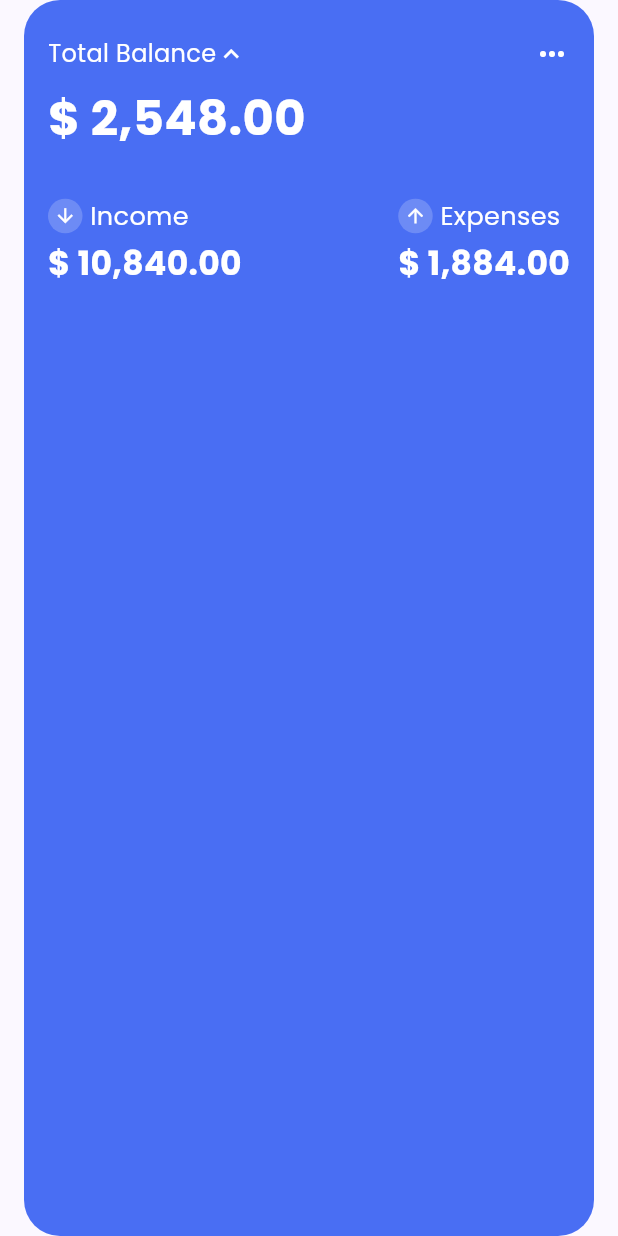
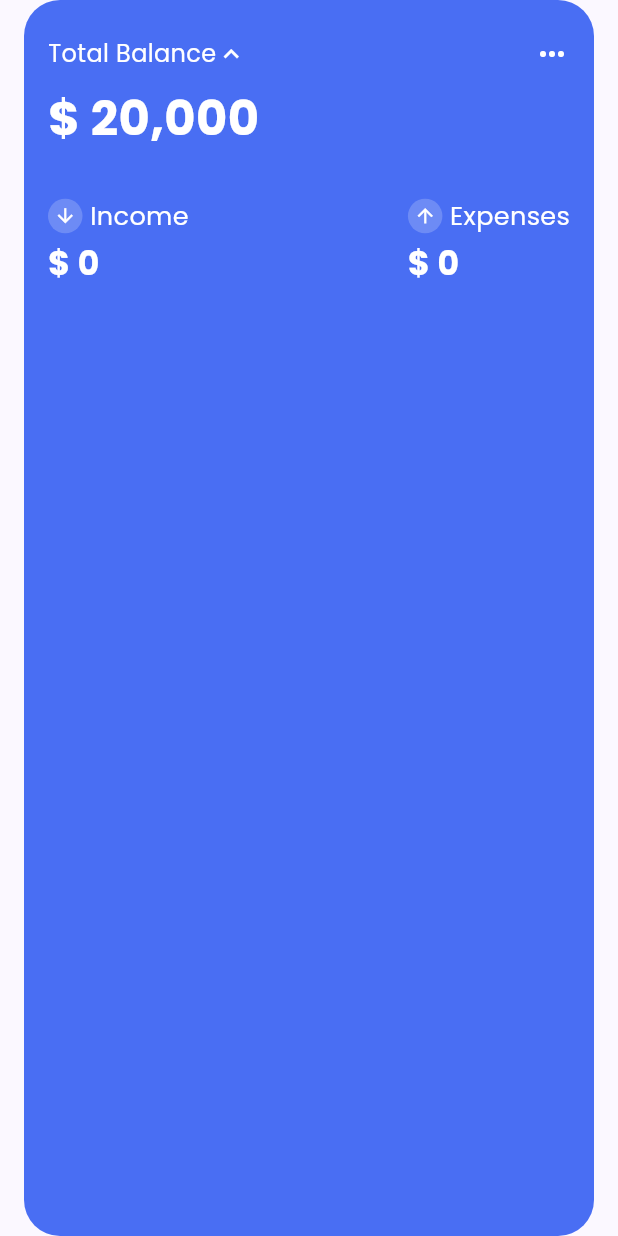
Before and after one commit to AhmedEzio47/expense_tracker_lite, a Flutter app: the BalanceCard widget shown alone on an empty page, opened directly, on a phone screen of 412 x 824 dp. Run offline on Flutter 3.47's test engine with Material 3 defaults, Android fonts, the phone set to English and light mode, and no system bars; our stand-ins replace dartz, drift, equatable, flutter_bloc, flutter_hooks, get_it and 1 more; missing offline and left inert: flutter_common_package; accounts and stored records are empty; generated files the repository leaves out were written again; statements that could not run were skipped.

Commit message:
feat: implement the logic for balance summary info

```diff
--- a/lib/core/constants.dart
+++ b/lib/core/constants.dart
@@ -1,3 +1,3 @@
 const String kUserName = 'Ahmed Nabil';
-const double initialBalance = 20000;
+const double kInitialBalance = 20000;
 const kPerPage = 8;
--- /dev/null
+++ b/lib/core/extensions/context_extensions.dart
@@ -0,0 +1,11 @@
+import 'package:expense_tracker_lite/presentation/screens/dashboard/bloc/expenses/expenses_bloc.dart';
+import 'package:expense_tracker_lite/presentation/screens/dashboard/bloc/summary/summary_bloc.dart';
+import 'package:flutter/material.dart';
+import 'package:flutter_bloc/flutter_bloc.dart';
+
+extension DashboardExpensesList on BuildContext {
+  bool get shouldShowBalanceCard {
+    return !select((ExpensesBloc bloc) => bloc.state.isListExpanded) &&
+        select((SummaryBloc bloc) => bloc.state.totalExpenses != null);
+  }
+}
--- a/lib/data/repos/expenses/expenses_repo.dart
+++ b/lib/data/repos/expenses/expenses_repo.dart
@@ -5,4 +5,6 @@ import 'package:expense_tracker_lite/data/models/expense_model.dart';
 abstract interface class ExpensesRepo {
   Result<void> addExpense(ExpenseModel expense);
   Result<List<ExpenseModel>> getExpenses(int page, ExpenseFilter filter);
+  Result<double> getTotalExpenses();
+  Result<double> getTotalIncome();
 }
--- a/lib/data/repos/expenses/expenses_repo_impl.dart
+++ b/lib/data/repos/expenses/expenses_repo_impl.dart
@@ -61,4 +61,38 @@ class ExpensesRepoImpl implements ExpensesRepo {
       return Left(AppException.fromException(ex));
     }
   }
+
+  @override
+  Result<double> getTotalExpenses() async {
+    try {
+      final query = database.expensesTable.selectOnly()
+        ..addColumns([database.expensesTable.amount])
+        ..where(database.expensesTable.isIncome.equals(false));
+      final result = await query.get();
+      final total = result.fold<double>(
+        0.0,
+        (sum, row) => sum + (row.read(database.expensesTable.amount) ?? 0.0),
+      );
+      return Right(total);
+    } catch (ex) {
+      return Left(AppException.fromException(ex));
+    }
+  }
+
+  @override
+  Result<double> getTotalIncome() async {
+    try {
+      final query = database.expensesTable.selectOnly()
+        ..addColumns([database.expensesTable.amount])
+        ..where(database.expensesTable.isIncome.equals(true));
+      final result = await query.get();
+      final total = result.fold<double>(
+        0.0,
+        (sum, row) => sum + (row.read(database.expensesTable.amount) ?? 0.0),
+      );
+      return Right(total);
+    } catch (ex) {
+      return Left(AppException.fromException(ex));
+    }
+  }
 }
--- a/lib/di/blocs_di.dart
+++ b/lib/di/blocs_di.dart
@@ -1,9 +1,11 @@
 import 'package:expense_tracker_lite/presentation/screens/add_expense/bloc/add_expense_bloc.dart';
 import 'package:expense_tracker_lite/presentation/screens/dashboard/bloc/expenses/expenses_bloc.dart';
+import 'package:expense_tracker_lite/presentation/screens/dashboard/bloc/summary/summary_bloc.dart';
 
 import 'di.dart';
 
 void injectBlocs() {
   di.registerFactory(() => AddExpenseBloc(di()));
   di.registerFactory(() => ExpensesBloc(di()));
+  di.registerFactory(() => SummaryBloc(di()));
 }
--- a/lib/di/use_cases_di.dart
+++ b/lib/di/use_cases_di.dart
@@ -1,9 +1,11 @@
 import 'package:expense_tracker_lite/domain/use_cases/add_expense_use_case.dart';
 import 'package:expense_tracker_lite/domain/use_cases/get_expenses_use_case.dart';
+import 'package:expense_tracker_lite/domain/use_cases/get_summary_use_case.dart';
 
 import 'di.dart';
 
 void injectUseCases() {
   di.registerFactory<AddExpenseUseCase>(() => AddExpenseUseCase(di()));
   di.registerFactory<GetExpensesUseCase>(() => GetExpensesUseCase(di()));
+  di.registerFactory<GetSummaryUseCase>(() => GetSummaryUseCase(di()));
 }
--- /dev/null
+++ b/lib/domain/use_cases/get_summary_use_case.dart
@@ -0,0 +1,23 @@
+import 'package:dartz/dartz.dart';
+import 'package:expense_tracker_lite/core/custom_types/result.dart';
+import 'package:expense_tracker_lite/core/extensions/either_casting.dart';
+import 'package:expense_tracker_lite/data/repos/expenses/expenses_repo.dart';
+import 'package:expense_tracker_lite/domain/use_cases/use_case.dart';
+
+class GetSummaryUseCase implements UseCase<(double, double), NoParams> {
+  const GetSummaryUseCase(this.repo);
+
+  final ExpensesRepo repo;
+
+  @override
+  Result<(double, double)> call(NoParams params) async {
+    final totalExpenses = await repo.getTotalExpenses();
+    final totalIncome = await repo.getTotalIncome();
+
+    if (totalExpenses.isLeft() || totalIncome.isLeft()) {
+      return Left(totalExpenses.asLeft());
+    }
+
+    return (Right((totalExpenses.asRight(), totalIncome.asRight())));
+  }
+}
--- /dev/null
+++ b/lib/presentation/screens/dashboard/bloc/summary/summary_bloc.dart
@@ -0,0 +1,37 @@
+import 'package:expense_tracker_lite/core/custom_types/app_exception.dart';
+import 'package:expense_tracker_lite/domain/use_cases/get_summary_use_case.dart';
+import 'package:expense_tracker_lite/domain/use_cases/use_case.dart';
+import 'package:expense_tracker_lite/presentation/common/base_state.dart';
+import 'package:expense_tracker_lite/presentation/common/status.dart';
+import 'package:flutter_bloc/flutter_bloc.dart';
+
+part 'summary_event.dart';
+part 'summary_state.dart';
+
+class SummaryBloc extends Bloc<SummaryEvent, SummaryState> {
+  SummaryBloc(this.getSummaryUseCase) : super(SummaryState()) {
+    on<SummaryFetched>(_onSummaryFetched);
+  }
+
+  final GetSummaryUseCase getSummaryUseCase;
+
+  Future<void> _onSummaryFetched(
+    SummaryFetched event,
+    Emitter<SummaryState> emit,
+  ) async {
+    emit(state.copyWith(status: Status.loading));
+    final summary = await getSummaryUseCase(NoParams());
+
+    summary.fold(
+      (failure) =>
+          emit(state.copyWith(status: Status.failure, failure: failure)),
+      (summary) => emit(
+        state.copyWith(
+          status: Status.success,
+          totalExpenses: summary.$1,
+          totalIncome: summary.$2,
+        ),
+      ),
+    );
+  }
+}
--- /dev/null
+++ b/lib/presentation/screens/dashboard/bloc/summary/summary_event.dart
@@ -0,0 +1,9 @@
+part of 'summary_bloc.dart';
+
+sealed class SummaryEvent {
+  const SummaryEvent();
+}
+
+final class SummaryFetched extends SummaryEvent {
+  const SummaryFetched();
+}
--- /dev/null
+++ b/lib/presentation/screens/dashboard/bloc/summary/summary_state.dart
@@ -0,0 +1,27 @@
+part of 'summary_bloc.dart';
+
+final class SummaryState extends BaseState {
+  const SummaryState({
+    super.status = Status.initial,
+    super.failure,
+    this.totalExpenses,
+    this.totalIncome,
+  });
+
+  final double? totalExpenses;
+  final double? totalIncome;
+
+  SummaryState copyWith({
+    Status? status,
+    AppException? failure,
+    double? totalExpenses,
+    double? totalIncome,
+  }) {
+    return SummaryState(
+      status: status ?? this.status,
+      failure: failure ?? this.failure,
+      totalExpenses: totalExpenses ?? this.totalExpenses,
+      totalIncome: totalIncome ?? this.totalIncome,
+    );
+  }
+}
--- a/lib/presentation/screens/dashboard/dashboard_screen.dart
+++ b/lib/presentation/screens/dashboard/dashboard_screen.dart
@@ -1,5 +1,6 @@
 import 'package:expense_tracker_lite/core/enums/expense_filter.dart';
 import 'package:expense_tracker_lite/di/di.dart';
+import 'package:expense_tracker_lite/presentation/screens/dashboard/bloc/summary/summary_bloc.dart';
 import 'package:expense_tracker_lite/presentation/screens/dashboard/widgets/dashboard_content.dart';
 import 'package:flutter/material.dart';
 import 'package:flutter_bloc/flutter_bloc.dart';
@@ -11,10 +12,17 @@ class DashboardScreen extends StatelessWidget {
 
   @override
   Widget build(BuildContext context) {
-    return BlocProvider(
-      create: (_) =>
-          di<ExpensesBloc>()
-            ..add(ExpensesFetched(filter: ExpenseFilter.monthly)),
+    return MultiBlocProvider(
+      providers: [
+        BlocProvider(
+          create: (_) =>
+              di<ExpensesBloc>()
+                ..add(ExpensesFetched(filter: ExpenseFilter.monthly)),
+        ),
+        BlocProvider(
+          create: (context) => di<SummaryBloc>()..add(SummaryFetched()),
+        ),
+      ],
       child: DashboardContent(),
     );
   }
--- a/lib/presentation/screens/dashboard/widgets/balance_card.dart
+++ b/lib/presentation/screens/dashboard/widgets/balance_card.dart
@@ -1,11 +1,21 @@
+import 'package:expense_tracker_lite/core/constants.dart';
 import 'package:expense_tracker_lite/core/enums/balance_type.dart';
+import 'package:expense_tracker_lite/core/extensions/num_formatting.dart';
+import 'package:expense_tracker_lite/presentation/screens/dashboard/bloc/summary/summary_bloc.dart';
 import 'package:flutter/material.dart';
+import 'package:flutter_bloc/flutter_bloc.dart';
 
 class BalanceCard extends StatelessWidget {
   const BalanceCard({super.key});
 
   @override
   Widget build(BuildContext context) {
+    final totalExpenses =
+        context.select((SummaryBloc bloc) => bloc.state.totalExpenses) ?? 0;
+
+    final totalIncome =
+        context.select((SummaryBloc bloc) => bloc.state.totalIncome) ?? 0;
+
     return Container(
       width: MediaQuery.of(context).size.width - 32,
       margin: const EdgeInsets.symmetric(horizontal: 16),
@@ -31,9 +41,9 @@ class BalanceCard extends StatelessWidget {
           const SizedBox(height: 8),
           Row(
             mainAxisAlignment: MainAxisAlignment.spaceBetween,
-            children: const [
+            children: [
               Text(
-                "\$ 2,548.00",
+                "\$ ${(kInitialBalance + totalIncome - totalExpenses).toMaxTwoDecimals()}",
                 style: TextStyle(
                   color: Colors.white,
                   fontSize: 32,
@@ -45,9 +55,15 @@ class BalanceCard extends StatelessWidget {
           const SizedBox(height: 30),
           Row(
             mainAxisAlignment: MainAxisAlignment.spaceBetween,
-            children: const [
-              _BalanceInfo(amount: "\$ 10,840.00", type: BalanceType.income),
-              _BalanceInfo(amount: "\$ 1,884.00", type: BalanceType.expenses),
+            children: [
+              _BalanceInfo(
+                amount: "\$ ${totalIncome.toMaxTwoDecimals()}",
+                type: BalanceType.income,
+              ),
+              _BalanceInfo(
+                amount: "\$ ${totalExpenses.toMaxTwoDecimals()}",
+                type: BalanceType.expenses,
+              ),
             ],
           ),
         ],
--- a/lib/presentation/screens/dashboard/widgets/dashboard_content.dart
+++ b/lib/presentation/screens/dashboard/widgets/dashboard_content.dart
@@ -1,6 +1,7 @@
 import 'package:expense_tracker_lite/core/enums/expense_filter.dart';
 import 'package:expense_tracker_lite/presentation/screens/add_expense/add_expense_screen.dart';
 import 'package:expense_tracker_lite/presentation/screens/dashboard/bloc/expenses/expenses_bloc.dart';
+import 'package:expense_tracker_lite/presentation/screens/dashboard/bloc/summary/summary_bloc.dart';
 import 'package:flutter/material.dart';
 import 'package:flutter_bloc/flutter_bloc.dart';
 
@@ -60,6 +61,8 @@ class _BottomNavBar extends StatelessWidget {
                 context.read<ExpensesBloc>().add(
                   ExpensesRefreshed(filter: ExpenseFilter.monthly),
                 );
+
+                context.read<SummaryBloc>().add(SummaryFetched());
               });
             },
             elevation: 0,
--- a/lib/presentation/screens/dashboard/widgets/header_section.dart
+++ b/lib/presentation/screens/dashboard/widgets/header_section.dart
@@ -1,5 +1,6 @@
 import 'package:expense_tracker_lite/core/constants.dart';
 import 'package:expense_tracker_lite/core/enums/expense_filter.dart';
+import 'package:expense_tracker_lite/core/extensions/context_extensions.dart';
 import 'package:expense_tracker_lite/presentation/screens/dashboard/bloc/expenses/expenses_bloc.dart';
 import 'package:flutter/material.dart';
 import 'package:flutter_bloc/flutter_bloc.dart';
@@ -12,18 +13,15 @@ class HeaderSection extends HookWidget {
 
   @override
   Widget build(BuildContext context) {
-    final isListExpanded = context.select(
-      (ExpensesBloc bloc) => bloc.state.isListExpanded,
-    );
     final selectedFilter = useState(ExpenseFilter.monthly);
     return SizedBox(
-      height: !isListExpanded
+      height: context.shouldShowBalanceCard
           ? MediaQuery.of(context).size.height * 0.43
           : null,
       child: Stack(
         children: [
           Container(
-            height: !isListExpanded
+            height: context.shouldShowBalanceCard
                 ? MediaQuery.of(context).size.height * 0.35
                 : null,
             padding: const EdgeInsets.all(16),
@@ -81,7 +79,7 @@ class HeaderSection extends HookWidget {
               ],
             ),
           ),
-          if (!isListExpanded)
+          if (context.shouldShowBalanceCard)
             Positioned(
               top: MediaQuery.of(context).size.height * 0.17,
               child: const Align(
```
